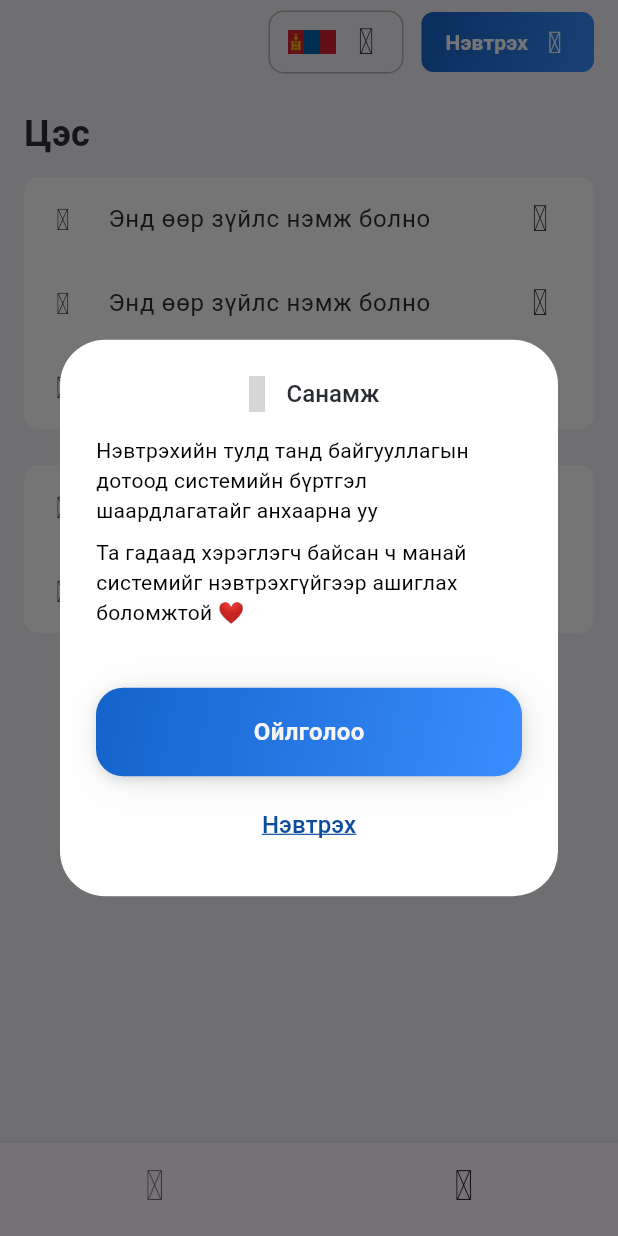
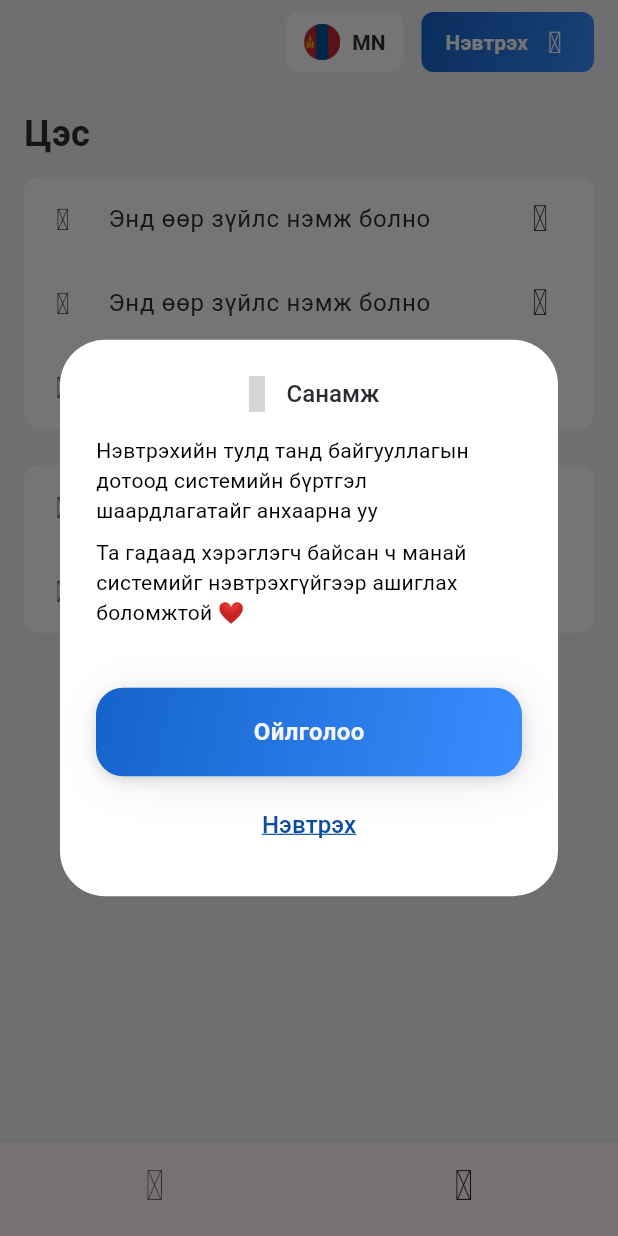
Before and after one commit to orgildev12/miat_action_log_mobile-app, a Flutter app: the screen it shows after launch, item 2 of the bottom bar chosen, after a tap on "Нэвтрэх", on a phone screen of 412 x 824 dp. Run offline on Flutter 3.47's test engine with Material 3 defaults, Android fonts, the phone set to English and light mode, and no system bars; our stand-ins replace connectivity_plus, flutter_secure_storage, get, iconsax_plus, shared_preferences; network calls fail; grey boxes are pictures that could not be loaded.

Commit message:
added notification page, no hazard state, appBar new design

```diff
--- a/lib/application/controllers/auth_controller.dart
+++ b/lib/application/controllers/auth_controller.dart
@@ -49,7 +49,7 @@ class AuthController {
     errorMessage.value = null;
 
     try {
-      await _loginUseCase(username, password);
+      await _loginUseCase.call(username, password);
       isLoggedIn.value = true;
       _idleManager.enable(); // Хэрэглэгч нэвтэрсэн тул idle хянах
       print('logged in');
@@ -65,7 +65,7 @@ class AuthController {
     errorMessage.value = null;
 
     try {
-      await _recoverTokenUseCase();
+      await _recoverTokenUseCase.call();
       final tokenExists = await _endConnectionUseCase.hasToken();
       if (tokenExists) {
         isLoggedIn.value = true;
@@ -125,7 +125,7 @@ class AuthController {
   Future<void> logout() async {
     isLoading.value = true;
     try {
-      await _logoutUseCase();
+      await _logoutUseCase.call();
       isLoggedIn.value = false;
       _idleManager.disable(); // Logout бол idle унтраана
       print('logged out');
@@ -136,7 +136,7 @@ class AuthController {
 
 
   Future<void> autoLogout() async {
-    await _endConnectionUseCase();
+    await _endConnectionUseCase.call();
     isLoggedIn.value = false;
     _idleManager.disable();
   }
--- a/lib/core/network/network_controller.dart
+++ b/lib/core/network/network_controller.dart
@@ -4,6 +4,7 @@ import 'package:action_log_app/presentation/styles/colors.dart';
 import 'package:connectivity_plus/connectivity_plus.dart';
 import 'package:flutter/material.dart';
 import 'package:get/get.dart';
+import 'package:iconsax_plus/iconsax_plus.dart';
 
 class NetworkController extends GetxController {
   final Connectivity _connectivity = Connectivity();
@@ -56,8 +57,8 @@ class NetworkController extends GetxController {
         Get.closeCurrentSnackbar();
         UserDI.controller.userActivityDetected();
         Get.rawSnackbar(
-          messageText: const Text(
-            'Онлайн боллоо',
+          messageText:  Text(
+            AppLocalizations.of(Get.context!)!.connectionRecovered,
             style: TextStyle(
               color: Colors.white,
               fontSize: 16,
@@ -65,7 +66,10 @@ class NetworkController extends GetxController {
             ),
           ),
           backgroundColor: success,
-          // icon: const Icon(Icons.wifi, color: Colors.white),
+          icon: const KeyedSubtree(
+            key: ValueKey('wifiIcon'),
+            child: Icon(IconsaxPlusLinear.wifi, color: white),
+          ),
           snackStyle: SnackStyle.FLOATING,
           borderRadius: 16,
           margin: EdgeInsets.fromLTRB(16, 0, 16, 0),
--- a/lib/l10n/app_mn.arb
+++ b/lib/l10n/app_mn.arb
@@ -6,8 +6,8 @@
     "description503": "Энэ үйлдэл одоогоор боломжгүй байна. Дараа дахин оролдоно уу.",
     "description500": "Алдаа гарлаа. Дараа дахин оролдоно уу.",
     "loginSuccess": "Амжилттай нэвтэрлээ",
-    "noInternet": "Интернэт холболтоо шалгана уу",
+    "noInternet": "Интернэт холболтоо шалгаарай.",
     "incorrectUserPass": "Хэрэглэгчийн нэр эсвэл нууц үг буруу байна.",
     "success": "Амжилттай",
-    "connectionRecovered": "Холболт сэргээгдлээ"
+    "connectionRecovered": "Холболт сэргээгдлээ."
 }
--- a/lib/presentation/components/app_bar.dart
+++ b/lib/presentation/components/app_bar.dart
@@ -3,6 +3,7 @@ import 'package:action_log_app/core/di/features/user_di.dart';
 import 'package:action_log_app/presentation/components/app_bar_hello_text.dart';
 import 'package:action_log_app/presentation/components/app_bar_language_switcher.dart';
 import 'package:action_log_app/presentation/components/small_login_button.dart';
+import 'package:action_log_app/presentation/pages/notifications_page.dart';
 import 'package:action_log_app/presentation/styles/colors.dart';
 import 'package:flutter/material.dart';
 import 'package:iconsax_plus/iconsax_plus.dart';
@@ -35,11 +36,29 @@ class _ActionLogAppBarState extends State<ActionLogAppBar> {
                       Row(
                         children: [
                           LanguageSwitcher(),
-                          const SizedBox(width: 24),
-                          Icon(
-                            IconsaxPlusLinear.notification,
-                            color: black, // Set icon color
-                            size: 24.0, // Set icon size
+                          const SizedBox(width: 16),
+                          Container(
+                            decoration: BoxDecoration(
+                              borderRadius: BorderRadius.circular(8) ,
+                              color: const Color.fromARGB(230, 255, 255, 255),
+                            ),
+                            child: InkWell(
+                              onTap: (){
+                                Navigator.push(
+                                  context,
+                                  MaterialPageRoute(builder: (context) => NotificationsPage()
+                                  )
+                                );
+                              },
+                              child: Padding(
+                                padding: const EdgeInsets.all(8.0),
+                                child: Icon(
+                                  IconsaxPlusBold.notification,
+                                  color: black, // Set icon color
+                                  size: 24.0, // Set icon size
+                                ),
+                              ),
+                            ),
                           ),
                         ],
                       ),
--- a/lib/presentation/components/app_bar_language_switcher.dart
+++ b/lib/presentation/components/app_bar_language_switcher.dart
@@ -1,5 +1,4 @@
 import 'package:action_log_app/presentation/styles/colors.dart';
-import 'package:iconsax_plus/iconsax_plus.dart';
 import 'package:flutter/material.dart';
 
 class LanguageSwitcher extends StatefulWidget {
@@ -14,29 +13,32 @@ class _LanguageSwitcherState extends State<LanguageSwitcher> {
   Widget build(BuildContext context) {
     return Container(
       decoration: BoxDecoration(
-        border: Border.all(color: Color(0xFFB2B2B2)),
-        borderRadius: BorderRadius.circular(10),
+        color: const Color.fromARGB(230, 255, 255, 255),
+        borderRadius: BorderRadius.circular(8),
       ),
-      padding: const EdgeInsets.symmetric(horizontal: 12.0, vertical: 8),
-      child: Row(
-        mainAxisSize: MainAxisSize.min, // Prevent overflow
-        mainAxisAlignment: MainAxisAlignment.center,
+      padding: const EdgeInsets.symmetric(horizontal: 12, vertical: 8),
+      child:  Row(
         children: [
-          SizedBox(
-            width: 32,
-            height: 16,
+          ClipRRect(
+            borderRadius: BorderRadius.circular(8),
             child: Image.asset(
-              'lib/presentation/assets/images/mongolia.png',
+              'lib/presentation/assets/images/mongolian_flag_circle.png',
+              width: 24,
+              height: 24,
+              fit: BoxFit.cover,
             ),
           ),
-          SizedBox(width: 8),
-          Icon(
-            IconsaxPlusLinear.arrow_down,
-            color: black, // Set icon color
-            size: 24.0, // Set icon size
+          SizedBox(width: 8,),
+          Text(
+            'MN',
+            style: TextStyle(
+              fontSize: 14,
+              fontWeight: FontWeight.bold,
+              color: black,
+            ),
           ),
         ],
-      ),
+      )
     );
   }
 }
```
Also changed, not shown: lib/presentation/pages/my_hazards_page.dart (+47 -3 lines), lib/presentation/pages/notifications_page.dart (added, +61 -0 lines), lib/presentation/assets/images/empty_box.png (added), lib/presentation/assets/images/mongolian_flag_circle.png (added).
